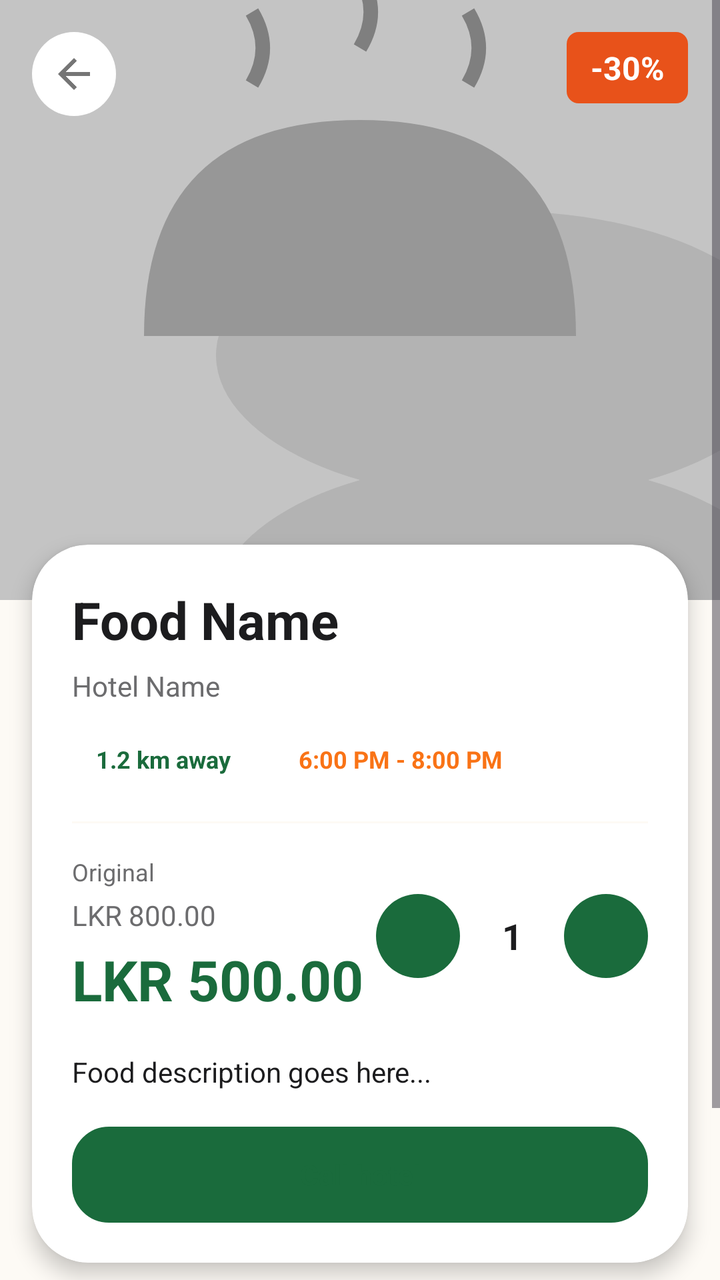
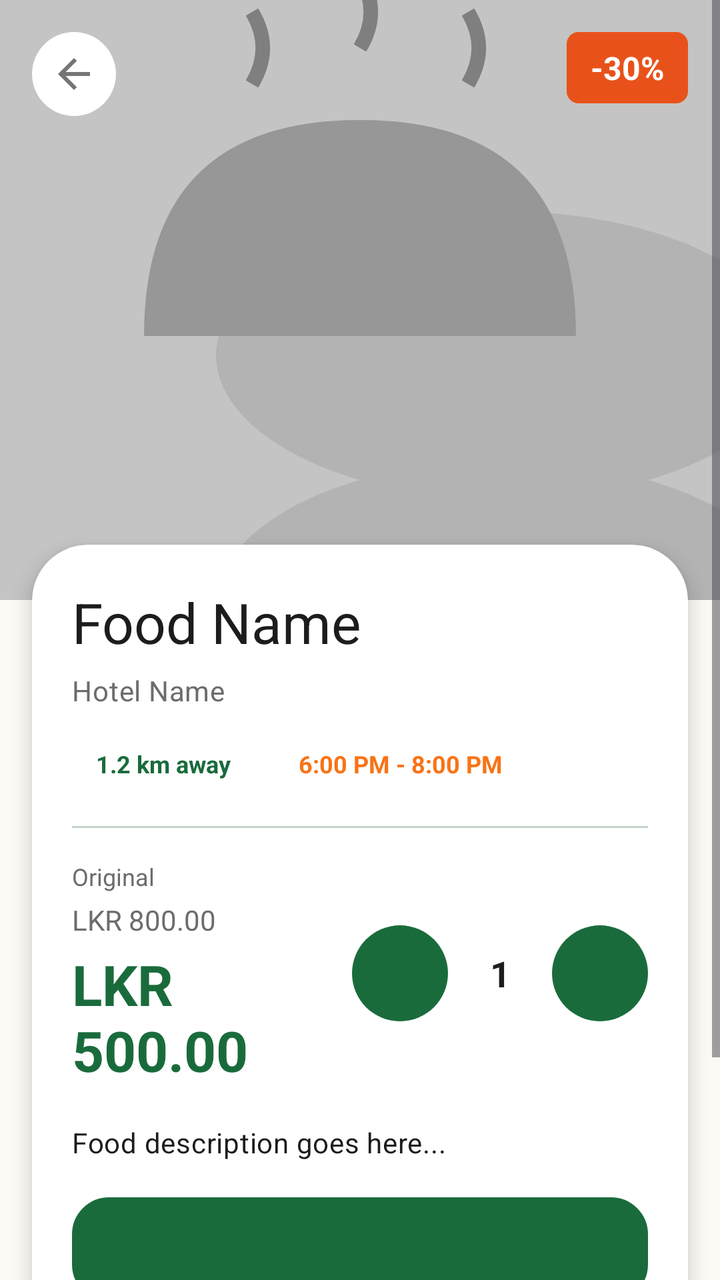

Before-and-after screenshots of an Android layout around one commit, followed by the original layout XML and the change that was made.
<!-- AndroidManifest.xml: application theme Theme.REPLATE -->
<!-- res/layout/activity_food_detail.xml -->
<?xml version="1.0" encoding="utf-8"?>
<ScrollView xmlns:android="http://schemas.android.com/apk/res/android"
    xmlns:app="http://schemas.android.com/apk/res-auto"
    android:layout_width="match_parent"
    android:layout_height="match_parent"
    android:background="@color/cream">

    <LinearLayout
        android:layout_width="match_parent"
        android:layout_height="wrap_content"
        android:orientation="vertical"
        android:paddingBottom="20dp">

        
        <FrameLayout
            android:layout_width="match_parent"
            android:layout_height="300dp">

            <ImageView
                android:id="@+id/ivFoodImage"
                android:layout_width="match_parent"
                android:layout_height="match_parent"
                android:scaleType="centerCrop"
                android:src="@drawable/placeholder_food" />

            <View
                android:layout_width="match_parent"
                android:layout_height="match_parent"
                android:background="#33000000" />

            
            <ImageView
                android:id="@+id/ivBack"
                android:layout_width="42dp"
                android:layout_height="42dp"
                android:layout_margin="16dp"
                android:background="@drawable/circle_white"
                android:padding="9dp"
                android:src="@drawable/ic_back" />

            
            <TextView
                android:id="@+id/tvDiscount"
                android:layout_width="wrap_content"
                android:layout_height="wrap_content"
                android:layout_gravity="top|end"
                android:layout_margin="16dp"
                android:background="@drawable/badge_discount"
                android:paddingHorizontal="12dp"
                android:paddingVertical="7dp"
                android:text="-30%"
                android:textColor="@color/white"
                android:textSize="16sp"
                android:textStyle="bold" />
        </FrameLayout>

        
        <androidx.cardview.widget.CardView
            android:layout_width="match_parent"
            android:layout_height="wrap_content"
            android:layout_marginHorizontal="16dp"
            android:layout_marginTop="-28dp"
            app:cardCornerRadius="28dp"
            app:cardElevation="6dp">

            <LinearLayout
                android:layout_width="match_parent"
                android:layout_height="wrap_content"
                android:orientation="vertical"
                android:padding="20dp">

                
                <TextView
                    android:id="@+id/tvFoodName"
                    android:layout_width="match_parent"
                    android:layout_height="wrap_content"
                    android:text="Food Name"
                    android:textColor="@color/text_primary"
                    android:textSize="26sp"
                    android:textStyle="bold" />

                
                <TextView
                    android:id="@+id/tvHotelName"
                    android:layout_width="wrap_content"
                    android:layout_height="wrap_content"
                    android:layout_marginTop="6dp"
                    android:text="Hotel Name"
                    android:textColor="@color/text_secondary"
                    android:textSize="14sp" />

                
                <LinearLayout
                    android:layout_width="match_parent"
                    android:layout_height="wrap_content"
                    android:layout_marginTop="12dp"
                    android:gravity="center_vertical"
                    android:orientation="horizontal">

                    
                    <TextView
                        android:id="@+id/tvDistance"
                        android:layout_width="wrap_content"
                        android:layout_height="wrap_content"
                        android:background="@drawable/badge_distance"
                        android:paddingHorizontal="12dp"
                        android:paddingVertical="7dp"
                        android:text="1.2 km away"
                        android:textColor="@color/green_primary"
                        android:textSize="12sp"
                        android:textStyle="bold" />

                    <Space
                        android:layout_width="10dp"
                        android:layout_height="1dp" />

                    
                    <TextView
                        android:id="@+id/tvPickupTime"
                        android:layout_width="wrap_content"
                        android:layout_height="wrap_content"
                        android:background="@drawable/badge_distance"
                        android:paddingHorizontal="12dp"
                        android:paddingVertical="7dp"
                        android:text="6:00 PM - 8:00 PM"
                        android:textColor="@color/ember2"
                        android:textSize="12sp"
                        android:textStyle="bold" />
                </LinearLayout>

                
                <View
                    android:layout_width="match_parent"
                    android:layout_height="1dp"
                    android:layout_marginVertical="16dp"
                    android:background="@color/light_gray" />

                
                <LinearLayout
                    android:layout_width="match_parent"
                    android:layout_height="wrap_content"
                    android:gravity="center_vertical"
                    android:orientation="horizontal">

                    
                    <LinearLayout
                        android:layout_width="0dp"
                        android:layout_height="wrap_content"
                        android:layout_weight="1"
                        android:orientation="vertical">

                        <TextView
                            android:layout_width="wrap_content"
                            android:layout_height="wrap_content"
                            android:text="Original"
                            android:textColor="@color/text_secondary"
                            android:textSize="12sp" />

                        <TextView
                            android:id="@+id/tvOriginalPrice"
                            android:layout_width="wrap_content"
                            android:layout_height="wrap_content"
                            android:layout_marginTop="4dp"
                            android:text="LKR 800.00"
                            android:textColor="@color/text_secondary"
                            android:textSize="14sp" />

                        <TextView
                            android:id="@+id/tvDiscountedPrice"
                            android:layout_width="wrap_content"
                            android:layout_height="wrap_content"
                            android:layout_marginTop="4dp"
                            android:text="LKR 500.00"
                            android:textColor="@color/green_primary"
                            android:textSize="28sp"
                            android:textStyle="bold" />
                    </LinearLayout>

                    
                    <LinearLayout
                        android:layout_width="wrap_content"
                        android:layout_height="wrap_content"
                        android:gravity="center_vertical"
                        android:orientation="horizontal">

                        <Button
                            android:id="@+id/btnMinus"
                            android:layout_width="42dp"
                            android:layout_height="42dp"
                            android:background="@drawable/circle_gray"
                            android:text="-"
                            android:textColor="@color/text_primary"
                            android:textSize="20sp" />

                        <TextView
                            android:id="@+id/tvQuantity"
                            android:layout_width="52dp"
                            android:layout_height="wrap_content"
                            android:gravity="center"
                            android:text="1"
                            android:textColor="@color/text_primary"
                            android:textSize="18sp"
                            android:textStyle="bold" />

                        <Button
                            android:id="@+id/btnPlus"
                            android:layout_width="42dp"
                            android:layout_height="42dp"
                            android:background="@drawable/circle_primary"
                            android:text="+"
                            android:textColor="@color/white"
                            android:textSize="20sp" />
                    </LinearLayout>
                </LinearLayout>

                
                <TextView
                    android:id="@+id/tvDescription"
                    android:layout_width="match_parent"
                    android:layout_height="wrap_content"
                    android:layout_marginTop="18dp"
                    android:lineSpacingExtra="4dp"
                    android:text="Food description goes here..."
                    android:textColor="@color/text_primary"
                    android:textSize="14sp" />

                
                <Button
                    android:id="@+id/btnCallHotel"
                    android:layout_width="match_parent"
                    android:layout_height="48dp"
                    android:layout_marginTop="18dp"
                    android:background="@drawable/button_outline_primary"
                    android:text="Call hotel"
                    android:textAllCaps="false"
                    android:textColor="@color/green_primary"
                    android:textStyle="bold" />
            </LinearLayout>
        </androidx.cardview.widget.CardView>

        
        <Button
            android:id="@+id/btnAddToCart"
            android:layout_width="match_parent"
            android:layout_height="56dp"
            android:layout_margin="16dp"
            android:background="@drawable/button_primary"
            android:text="Add to Cart - LKR 500.00"
            android:textAllCaps="false"
            android:textColor="@color/white"
            android:textSize="16sp"
            android:textStyle="bold" />

    </LinearLayout>
</ScrollView>
<!-- resources referenced by this layout -->
<resources>
  <style name="Theme.REPLATE" parent="Theme.Material3.Light.NoActionBar">
          
          <item name="colorPrimary">@color/md_theme_primary</item>
          <item name="colorOnPrimary">@color/md_theme_onPrimary</item>
          <item name="colorPrimaryContainer">@color/md_theme_primaryContainer</item>
          <item name="colorOnPrimaryContainer">@color/md_theme_onPrimaryContainer</item>
  
          
          <item name="colorSecondary">@color/md_theme_secondary</item>
          <item name="colorOnSecondary">@color/md_theme_onSecondary</item>
          <item name="colorSecondaryContainer">@color/md_theme_secondaryContainer</item>
          <item name="colorOnSecondaryContainer">@color/md_theme_onSecondaryContainer</item>
  
          
          <item name="colorTertiary">@color/md_theme_tertiary</item>
          <item name="colorOnTertiary">@color/md_theme_onTertiary</item>
          <item name="colorTertiaryContainer">@color/md_theme_tertiaryContainer</item>
          <item name="colorOnTertiaryContainer">@color/md_theme_onTertiaryContainer</item>
  
          
          <item name="colorError">@color/md_theme_error</item>
          <item name="colorOnError">@color/md_theme_onError</item>
          <item name="colorErrorContainer">@color/md_theme_errorContainer</item>
          <item name="colorOnErrorContainer">@color/md_theme_onErrorContainer</item>
  
          
          <item name="android:colorBackground">@color/md_theme_background</item>
          <item name="colorOnBackground">@color/md_theme_onBackground</item>
          <item name="colorSurface">@color/md_theme_surface</item>
          <item name="colorOnSurface">@color/md_theme_onSurface</item>
          <item name="colorSurfaceVariant">@color/md_theme_surfaceVariant</item>
          <item name="colorOnSurfaceVariant">@color/md_theme_onSurfaceVariant</item>
  
          
          <item name="colorOutline">@color/md_theme_outline</item>
          <item name="colorOutlineVariant">@color/md_theme_outlineVariant</item>
  
          
          <item name="colorSurfaceInverse">@color/md_theme_inverseSurface</item>
          <item name="colorOnSurfaceInverse">@color/md_theme_inverseOnSurface</item>
          <item name="colorPrimaryInverse">@color/md_theme_inversePrimary</item>
  
          
          <item name="colorSurfaceContainerLowest">@color/md_theme_surfaceContainerLowest</item>
          <item name="colorSurfaceContainerLow">@color/md_theme_surfaceContainerLow</item>
          <item name="colorSurfaceContainer">@color/md_theme_surfaceContainer</item>
          <item name="colorSurfaceContainerHigh">@color/md_theme_surfaceContainerHigh</item>
          <item name="colorSurfaceContainerHighest">@color/md_theme_surfaceContainerHighest</item>
  
          
          <item name="android:statusBarColor">@color/status_bar</item>
          <item name="android:navigationBarColor">@color/md_theme_surface</item>
  
          
          <item name="android:windowBackground">@color/md_theme_background</item>
      </style>
  <!-- unchanged entries left out for length: 52 -->
</resources>

<!-- the commit's change to res/layout/activity_food_detail.xml (unified diff, before → after) -->
@@ -75,9 +75,9 @@
                     android:layout_width="match_parent"
                     android:layout_height="wrap_content"
                     android:text="Food Name"
+                    android:textAppearance="@style/TextAppearance.REPLATE.Headline"
                     android:textColor="@color/text_primary"
-                    android:textSize="26sp"
-                    android:textStyle="bold" />
+                    android:textSize="@dimen/text_display" />
 
                 
                 <TextView
@@ -86,8 +86,7 @@
                     android:layout_height="wrap_content"
                     android:layout_marginTop="6dp"
                     android:text="Hotel Name"
-                    android:textColor="@color/text_secondary"
-                    android:textSize="14sp" />
+                    android:textAppearance="@style/TextAppearance.REPLATE.Body" />
 
                 
                 <LinearLayout
@@ -133,7 +132,7 @@
                     android:layout_width="match_parent"
                     android:layout_height="1dp"
                     android:layout_marginVertical="16dp"
-                    android:background="@color/light_gray" />
+                    android:background="@color/divider" />
 
                 
                 <LinearLayout
@@ -154,7 +153,7 @@
                             android:layout_height="wrap_content"
                             android:text="Original"
                             android:textColor="@color/text_secondary"
-                            android:textSize="12sp" />
+                            android:textSize="@dimen/text_xs" />
 
                         <TextView
                             android:id="@+id/tvOriginalPrice"
@@ -172,7 +171,7 @@
                             android:layout_marginTop="4dp"
                             android:text="LKR 500.00"
                             android:textColor="@color/green_primary"
-                            android:textSize="28sp"
+                            android:textSize="@dimen/text_display"
                             android:textStyle="bold" />
                     </LinearLayout>
 
@@ -185,8 +184,8 @@
 
                         <Button
                             android:id="@+id/btnMinus"
-                            android:layout_width="42dp"
-                            android:layout_height="42dp"
+                            android:layout_width="@dimen/touch_target_min"
+                            android:layout_height="@dimen/touch_target_min"
                             android:background="@drawable/circle_gray"
                             android:text="-"
                             android:textColor="@color/text_primary"
@@ -204,8 +203,8 @@
 
                         <Button
                             android:id="@+id/btnPlus"
-                            android:layout_width="42dp"
-                            android:layout_height="42dp"
+                            android:layout_width="@dimen/touch_target_min"
+                            android:layout_height="@dimen/touch_target_min"
                             android:background="@drawable/circle_primary"
                             android:text="+"
                             android:textColor="@color/white"
@@ -221,14 +220,14 @@
                     android:layout_marginTop="18dp"
                     android:lineSpacingExtra="4dp"
                     android:text="Food description goes here..."
-                    android:textColor="@color/text_primary"
-                    android:textSize="14sp" />
+                    android:textAppearance="@style/TextAppearance.REPLATE.Body"
+                    android:textColor="@color/text_primary" />
 
                 
                 <Button
                     android:id="@+id/btnCallHotel"
                     android:layout_width="match_parent"
-                    android:layout_height="48dp"
+                    android:layout_height="@dimen/button_height"
                     android:layout_marginTop="18dp"
                     android:background="@drawable/button_outline_primary"
                     android:text="Call hotel"
@@ -242,13 +241,13 @@
         <Button
             android:id="@+id/btnAddToCart"
             android:layout_width="match_parent"
-            android:layout_height="56dp"
+            android:layout_height="@dimen/button_height"
             android:layout_margin="16dp"
             android:background="@drawable/button_primary"
             android:text="Add to Cart - LKR 500.00"
             android:textAllCaps="false"
             android:textColor="@color/white"
-            android:textSize="16sp"
+            android:textSize="@dimen/text_md"
             android:textStyle="bold" />
 
     </LinearLayout>
<!-- resource entries referenced after the edit -->
@@ -1,5 +1,21 @@
 <!-- resources referenced by this layout -->
 <resources>
+  <color name="divider">#C3D4C7</color>
+  <dimen name="button_height">52dp</dimen>
+  <dimen name="text_display">28sp</dimen>
+  <dimen name="text_md">16sp</dimen>
+  <dimen name="text_xs">12sp</dimen>
+  <dimen name="touch_target_min">48dp</dimen>
+  <style name="TextAppearance.REPLATE.Body" parent="TextAppearance.Material3.BodyMedium">
+          <item name="android:fontFamily">sans-serif</item>
+          <item name="android:textSize">@dimen/text_sm</item>
+          <item name="android:textColor">@color/text_secondary</item>
+      </style>
+  <style name="TextAppearance.REPLATE.Headline" parent="TextAppearance.Material3.TitleLarge">
+          <item name="android:fontFamily">sans-serif-black</item>
+          <item name="android:textSize">@dimen/text_xl</item>
+          <item name="android:textColor">@color/text_primary</item>
+      </style>
   <style name="Theme.REPLATE" parent="Theme.Material3.Light.NoActionBar">
           
           <item name="colorPrimary">@color/md_theme_primary</item>
@@ -55,7 +71,58 @@
   
           
           <item name="android:windowBackground">@color/md_theme_background</item>
+  
+          
+          <item name="android:fontFamily">sans-serif</item>
+          <item name="textAppearanceTitleLarge">@style/TextAppearance.REPLATE.Headline</item>
+          <item name="textAppearanceTitleMedium">@style/TextAppearance.REPLATE.Subheading</item>
+          <item name="textAppearanceBodyMedium">@style/TextAppearance.REPLATE.Body</item>
+          <item name="textAppearanceLabelLarge">@style/TextAppearance.REPLATE.Label</item>
+  
+          
+          <item name="materialCardViewStyle">@style/Widget.REPLATE.Card</item>
+          <item name="materialButtonStyle">@style/Widget.REPLATE.Button.Primary</item>
+          <item name="textInputStyle">@style/Widget.REPLATE.TextInputLayout</item>
       </style>
+  <dimen name="text_sm">14sp</dimen>
+  <dimen name="text_xl">22sp</dimen>
+  <style name="TextAppearance.REPLATE.Subheading" parent="TextAppearance.Material3.TitleMedium">
+          <item name="android:fontFamily">sans-serif-medium</item>
+          <item name="android:textSize">@dimen/text_lg</item>
+          <item name="android:textColor">@color/text_primary</item>
+      </style>
+  <style name="TextAppearance.REPLATE.Label" parent="TextAppearance.Material3.LabelMedium">
+          <item name="android:fontFamily">sans-serif-medium</item>
+          <item name="android:textSize">@dimen/text_sm</item>
+          <item name="android:textColor">@color/text_primary</item>
+      </style>
+  <style name="Widget.REPLATE.Card" parent="Widget.Material3.CardView.Elevated">
+          <item name="cardCornerRadius">@dimen/radius_md</item>
+          <item name="cardElevation">@dimen/elevation_card</item>
+          <item name="cardBackgroundColor">@color/surface_white</item>
+      </style>
+  <style name="Widget.REPLATE.Button.Primary" parent="Widget.Material3.Button">
+          <item name="android:minHeight">@dimen/button_height</item>
+          <item name="cornerRadius">@dimen/radius_md</item>
+          <item name="android:fontFamily">sans-serif-medium</item>
+          <item name="android:textAllCaps">false</item>
+          <item name="android:textSize">@dimen/text_md</item>
+          <item name="android:textColor">@color/white</item>
+          <item name="backgroundTint">@color/green_primary</item>
+      </style>
+  <style name="Widget.REPLATE.TextInputLayout" parent="Widget.Material3.TextInputLayout.OutlinedBox">
+          <item name="boxCornerRadiusTopStart">@dimen/radius_sm</item>
+          <item name="boxCornerRadiusTopEnd">@dimen/radius_sm</item>
+          <item name="boxCornerRadiusBottomStart">@dimen/radius_sm</item>
+          <item name="boxCornerRadiusBottomEnd">@dimen/radius_sm</item>
+          <item name="boxStrokeColor">@color/green_primary</item>
+          <item name="hintTextColor">@color/text_secondary</item>
+      </style>
+  <dimen name="text_lg">18sp</dimen>
+  <dimen name="radius_md">14dp</dimen>
+  <dimen name="elevation_card">3dp</dimen>
+  <color name="surface_white">#FFFFFF</color>
+  <dimen name="radius_sm">10dp</dimen>
   <!-- unchanged entries left out for length: 52 -->
 </resources>
 
